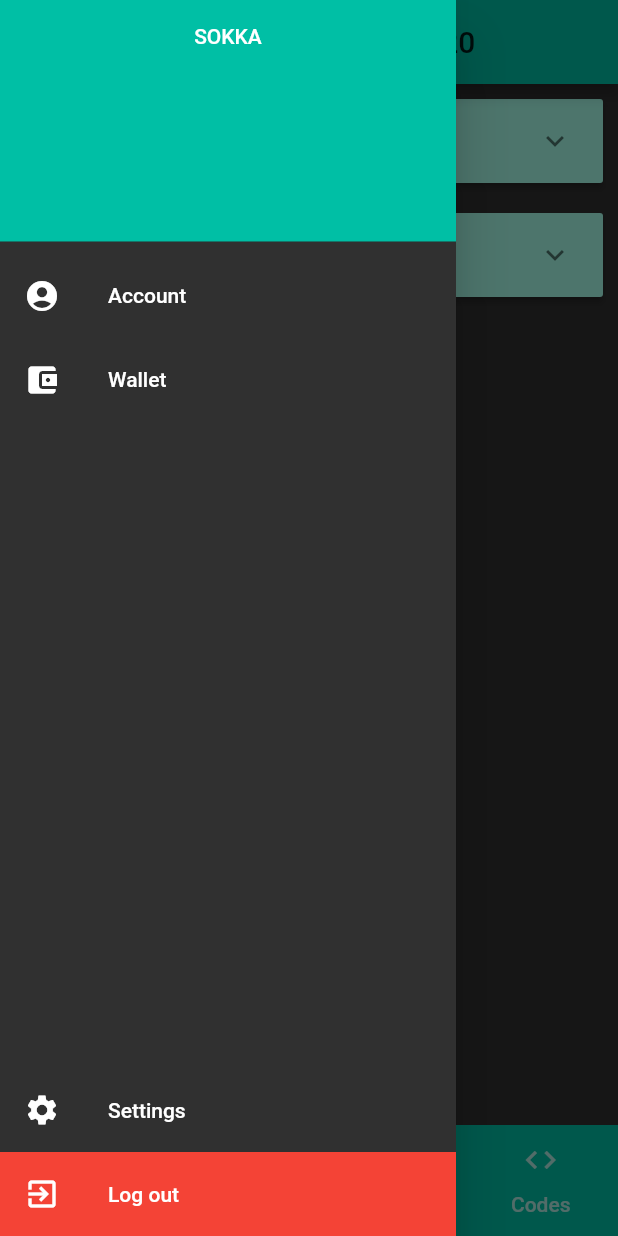
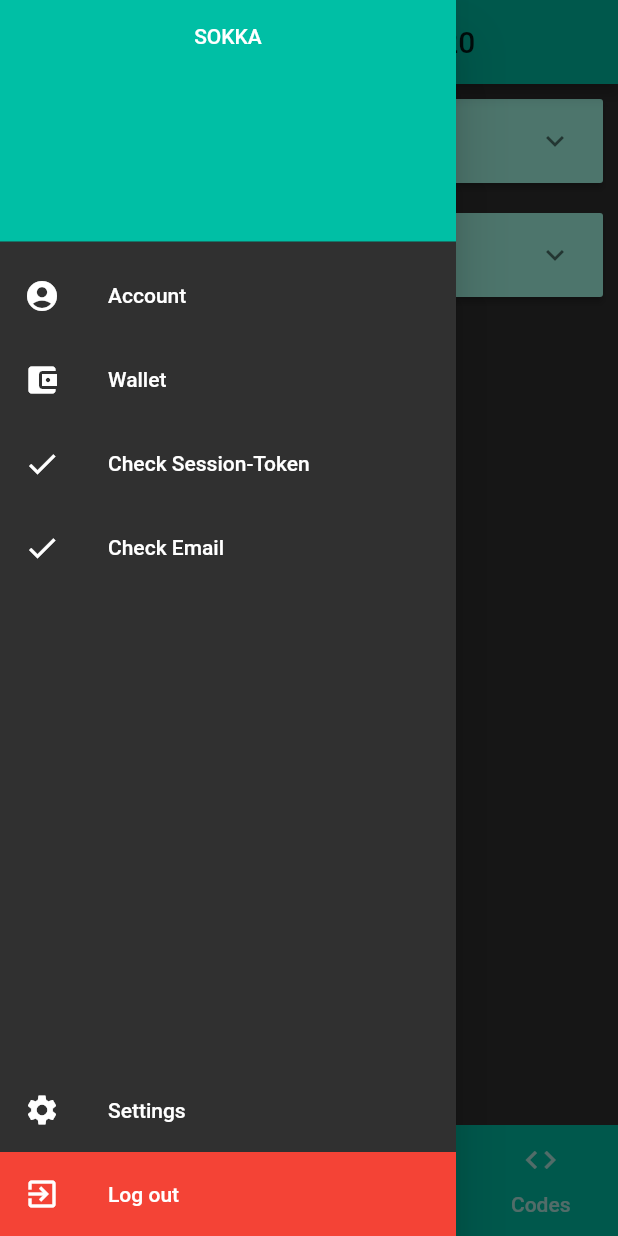
Before and after one commit to htl-anichstrasse/sokka, a Flutter app: the HomeScreen screen opened directly, with the side drawer open, on a phone screen of 412 x 824 dp. Run offline on Flutter 3.47's test engine with Material 2 defaults, Android fonts, the phone set to English and light mode, and no system bars; our stand-ins replace google_fonts, shared_preferences; accounts and stored records are empty; Roboto replaces fonts that are missing (FiraCode).

Commit message:
adapted rename + debug

```diff
--- a/client/lib/views/HomeScreen.dart
+++ b/client/lib/views/HomeScreen.dart
@@ -1,5 +1,5 @@
-import 'package:client/services/UserAPIService.dart';
-import 'package:client/util/SessionTokenStorage.dart';
+import 'package:client/services/UserAuth.dart';
+import 'package:client/util/CookieStorage.dart';
 import 'package:client/views/menu/MenuView.dart';
 import 'package:flutter/material.dart';
 import 'package:client/views/account/AccountView.dart';
@@ -11,8 +11,8 @@ class HomeScreen extends StatefulWidget {
 }
 
 class _HomeScreenState extends State<HomeScreen> {
-    final SessionTokenStorage _sessionTokenStorage = new SessionTokenStorage();
-    final UserAPIService _userAPIService = new UserAPIService();
+    final CookieStorage _cookieStorage = new CookieStorage();
+    final UserAuth _userAuth = new UserAuth();
     final List<String> _days = ['Monday', 'Tuesday', 'Wednesday', 'Thursday', 'Friday', 'Saturday', 'Sunday'];
 
     @override
@@ -48,10 +48,22 @@ class _HomeScreenState extends State<HomeScreen> {
                                     onLongPress: () => null,
                                 ),
                                 new ListTile(
-                                    leading: new Icon(Icons.account_balance_wallet, color:Colors.white),
+                                    leading: new Icon(Icons.account_balance_wallet, color: Colors.white),
                                     title: new Text('Wallet'),
                                     onTap:() => null,
                                     onLongPress: () => null,
+                                ),
+                                new ListTile(
+                                    leading: new Icon(Icons.check, color: Colors.white),
+                                    title: new Text('Check Session-Token'),
+                                    onTap: () => this._cookieStorage.getSessionToken().then((token)
+                                    => print('current token:\t$token')),
+                                ),
+                                new ListTile(
+                                    leading: new Icon(Icons.check, color: Colors.white),
+                                    title: new Text('Check Email'),
+                                    onTap: () => this._cookieStorage.getEmail().then((email)
+                                    => print('email:\t$email')),
                                 ),
                                 new Spacer(),
                                 new Container(
@@ -69,9 +81,9 @@ class _HomeScreenState extends State<HomeScreen> {
                                         leading: new Icon(Icons.exit_to_app, color: Colors.white),
                                         title: new Text('Log out'),
                                         onTap: () => {
-                                            this._sessionTokenStorage.getSessionToken('sessionToken')
-                                                .then((token) => this._userAPIService.logoutUser(token)),
-                                            this._sessionTokenStorage.deleteSessionToken('sessionToken'),
+                                            this._cookieStorage.getSessionToken()
+                                                .then((token) => this._userAuth.logoutUser(token)),
+                                            this._cookieStorage.deleteValue(CookieStorage.TOKEN_STRING),
 
                                             Navigator.of(context).pushNamed('/login'),
                                             Scaffold.of(context).showSnackBar(new SnackBar(
```
